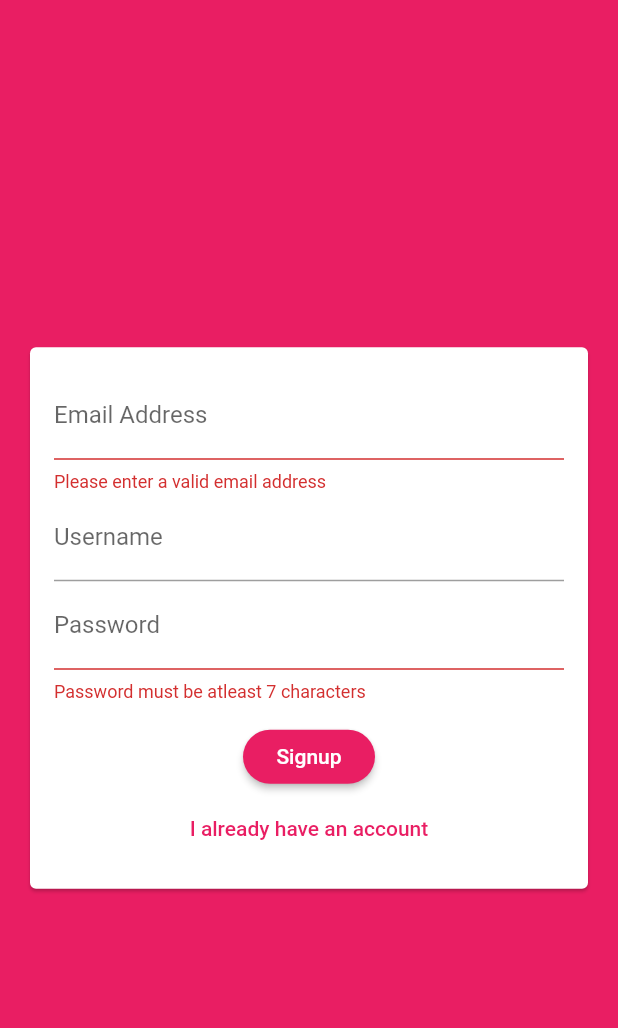
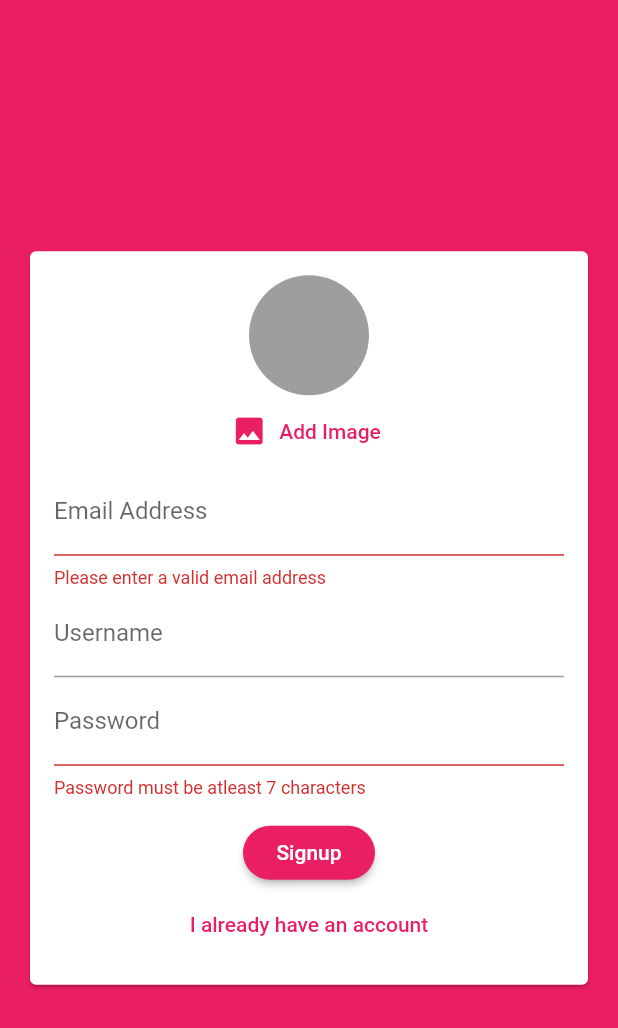
Before and after one commit to windevkay/xiichat, a Flutter app: the screen it shows after launch, after a tap on "Login", after a tap on "Create new account", on a phone screen of 412 x 824 dp. Shown: the top 1028 px of the screen. Run offline on Flutter 3.47's test engine with Material 2 defaults, Android fonts, the phone set to English and light mode, and no system bars; our stand-ins replace cloud_firestore, firebase_auth, firebase_storage, image_picker; accounts and stored records are empty.

Commit message:
with initial cloud storage setup

```diff
--- a/lib/screens/auth.screen.dart
+++ b/lib/screens/auth.screen.dart
@@ -1,8 +1,11 @@
+import 'dart:io';
+
 import 'package:flutter/material.dart';
 import 'package:flutter/services.dart';
 
 import 'package:firebase_auth/firebase_auth.dart';
 import 'package:cloud_firestore/cloud_firestore.dart';
+import 'package:firebase_storage/firebase_storage.dart';
 
 import '../widgets/auth/authForm.widget.dart';
 
@@ -15,7 +18,7 @@ class _AuthScreenState extends State<AuthScreen> {
   final _auth = FirebaseAuth.instance;
   var _isLoading = false;
 
-  void _submitAuthForm(String email, String password, String username,
+  void _submitAuthForm(String email, String password, String username, File image,
       bool isLogin, BuildContext ctx) async {
     AuthResult authResult;
     try {
@@ -30,8 +33,11 @@ class _AuthScreenState extends State<AuthScreen> {
         //create new user
         authResult = await _auth.createUserWithEmailAndPassword(
             email: email, password: password);
+        //store user profile pic
+        final ref = FirebaseStorage.instance.ref().child('user_image').child(authResult.user.uid + '.jpg');
+        await ref.putFile(image).onComplete;
         //store username as well
-        //the collection specified below can be created on the fly
+        //collections specified are created on the fly
         await Firestore.instance
             .collection('users')
             .document(authResult.user.uid)
--- a/lib/widgets/auth/authForm.widget.dart
+++ b/lib/widgets/auth/authForm.widget.dart
@@ -1,7 +1,11 @@
+import 'dart:io';
+
 import 'package:flutter/material.dart';
 
+import '../pickers/userImagePicker.widget.dart';
+
 class AuthForm extends StatefulWidget {
-  final void Function(String email, String password, String username,
+  final void Function(String email, String password, String username, File image,
       bool isLogin, BuildContext ctx) submitFn;
   final bool isLoading;
 
@@ -17,14 +21,31 @@ class _AuthFormState extends State<AuthForm> {
   var _userEmail = '';
   var _userName = '';
   var _userPassword = '';
+  File _userImageFile;
+
+  void _pickedImage(File image) {
+    _userImageFile = image;
+  }
 
   void _trySubmit() {
     final isValid = _formKey.currentState.validate();
+
     //close the keyboard on user device
     FocusScope.of(context).unfocus();
+
+    if (_userImageFile == null && !_isLogin) {
+      Scaffold.of(context).showSnackBar(
+        SnackBar(
+          content: Text('Please pick an image'),
+          backgroundColor: Theme.of(context).errorColor,
+        ),
+      );
+      return;
+    }
+
     if (isValid) {
       _formKey.currentState.save();
-      widget.submitFn(_userEmail.trim(), _userPassword.trim(), _userName.trim(),
+      widget.submitFn(_userEmail.trim(), _userPassword.trim(), _userName.trim(), _userImageFile,
           _isLogin, context);
     }
   }
@@ -42,6 +63,7 @@ class _AuthFormState extends State<AuthForm> {
               child: Column(
                 mainAxisSize: MainAxisSize.min,
                 children: <Widget>[
+                  if (!_isLogin) UserImagePicker(_pickedImage),
                   TextFormField(
                     key: ValueKey('email'),
                     validator: (value) {
--- /dev/null
+++ b/lib/widgets/pickers/userImagePicker.widget.dart
@@ -0,0 +1,46 @@
+import 'dart:io';
+
+import 'package:flutter/material.dart';
+
+import 'package:image_picker/image_picker.dart';
+
+class UserImagePicker extends StatefulWidget {
+  final void Function(File pickedImage) imagePickFn;
+
+  UserImagePicker(this.imagePickFn);
+
+  @override
+  _UserImagePickerState createState() => _UserImagePickerState();
+}
+
+class _UserImagePickerState extends State<UserImagePicker> {
+  File _pickedImage;
+
+  void _pickImage() async {
+    final pickedImageFile =
+        await ImagePicker.pickImage(source: ImageSource.camera);
+    setState(() {
+      _pickedImage = pickedImageFile;
+    });
+    widget.imagePickFn(pickedImageFile);
+  }
+
+  @override
+  Widget build(BuildContext context) {
+    return Column(
+      children: <Widget>[
+        CircleAvatar(
+          radius: 40,
+          backgroundColor: Colors.grey,
+          backgroundImage: _pickedImage != null ? FileImage(_pickedImage) : null,
+        ),
+        FlatButton.icon(
+          textColor: Theme.of(context).primaryColor,
+          onPressed: _pickImage,
+          icon: Icon(Icons.image),
+          label: Text('Add Image'),
+        ),
+      ],
+    );
+  }
+}
--- a/pubspec.yaml
+++ b/pubspec.yaml
@@ -25,6 +25,8 @@ dependencies:
     sdk: flutter
   cloud_firestore: ^0.13.5
   firebase_auth: ^0.16.0
+  image_picker: ^0.6.6+4
+  firebase_storage: ^3.1.5
 
 
   # The following adds the Cupertino Icons font to your application.
```
Also changed, not shown: pubspec.lock, 1 other file.
